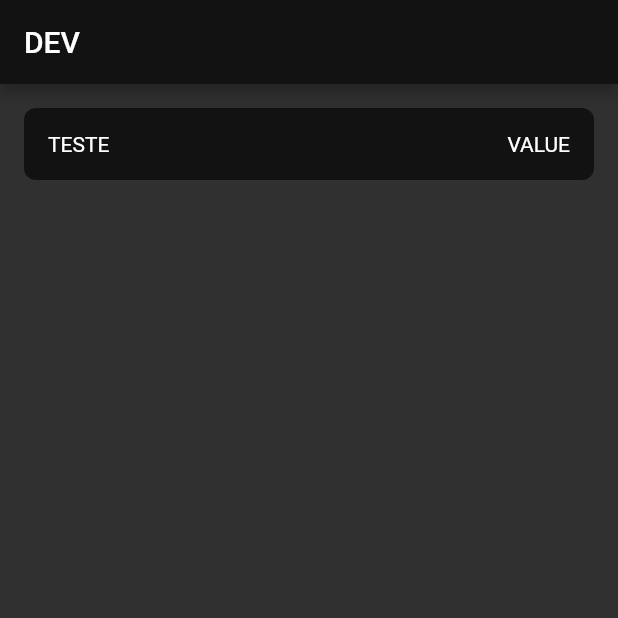
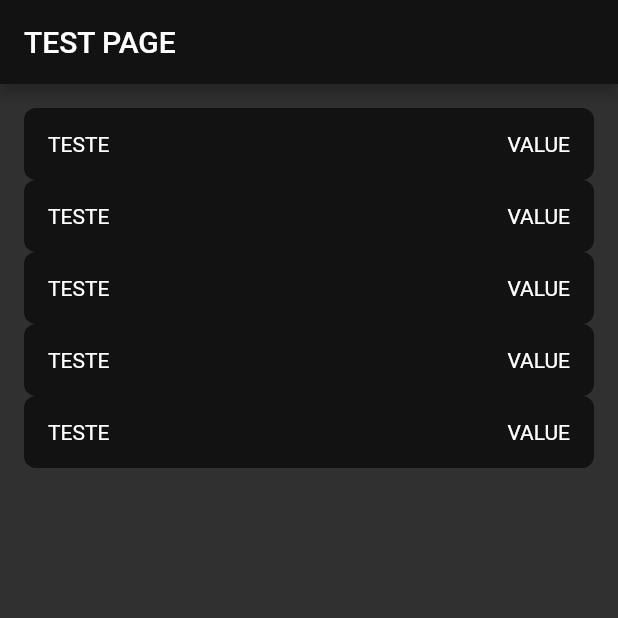
Before and after one commit to carlosabdoamaral/valet-solution, a Flutter app: the screen it shows after launch, on a phone screen of 412 x 824 dp, the top half of it. Run offline on Flutter 3.47's test engine with Material 2 defaults, Android fonts, the light colour scheme and no system bars; missing offline and left inert: dart:ffi; network calls fail.

Commit message:
chore/improving code

```diff
--- a/mobile/lib/main.dart
+++ b/mobile/lib/main.dart
@@ -17,7 +17,7 @@ class _ControllerState extends State<Controller> {
   Widget build(BuildContext context) {
     return MaterialApp(
       theme: ThemeData(
-        colorScheme: ColorScheme.dark(),
+        colorScheme: const ColorScheme.dark(),
       ),
       home: TestsPage(),
     );
--- a/mobile/lib/pages/tests_page.dart
+++ b/mobile/lib/pages/tests_page.dart
@@ -24,14 +24,18 @@ class _TestsPageState extends State<TestsPage> {
   Widget build(BuildContext context) {
     return Scaffold(
       appBar: AppBar(
-        title: Text("DEV"),
+        title: Text("TEST PAGE"),
         actions: [],
       ),
       body: SafeArea(
         child: Padding(
             padding: const EdgeInsets.all(16.0),
             child: ListView(
-              children: [
+              children: const [
+                DefaultRowWidget(title: "TESTE", value: "VALUE"),
+                DefaultRowWidget(title: "TESTE", value: "VALUE"),
+                DefaultRowWidget(title: "TESTE", value: "VALUE"),
+                DefaultRowWidget(title: "TESTE", value: "VALUE"),
                 DefaultRowWidget(title: "TESTE", value: "VALUE"),
               ],
             )),
```
Also changed, not shown: 3 other files.
